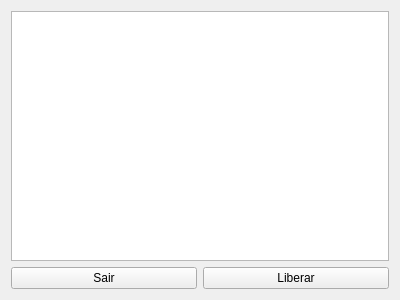
Before: the Qt Designer form design/FreeWidget.ui in ryukinix/rentalcar, drawn with Qt 5.
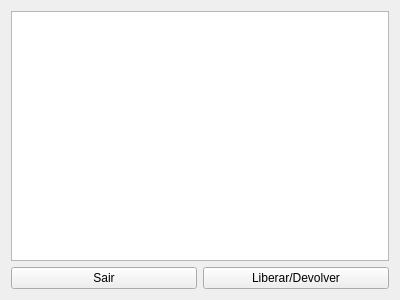
After: the same form once the commit is applied.

The edit to the form file:
```diff
--- a/design/FreeWidget.ui
+++ b/design/FreeWidget.ui
@@ -50,7 +50,10 @@
        <item>
         <widget class="QPushButton" name="detalhesButton">
          <property name="text">
-          <string>Liberar</string>
+          <string>Liberar/Devolver</string>
+         </property>
+         <property name="autoDefault">
+          <bool>true</bool>
          </property>
         </widget>
        </item>
```
Left out of the diff: 2 changed lines with no effect on the pictures.
